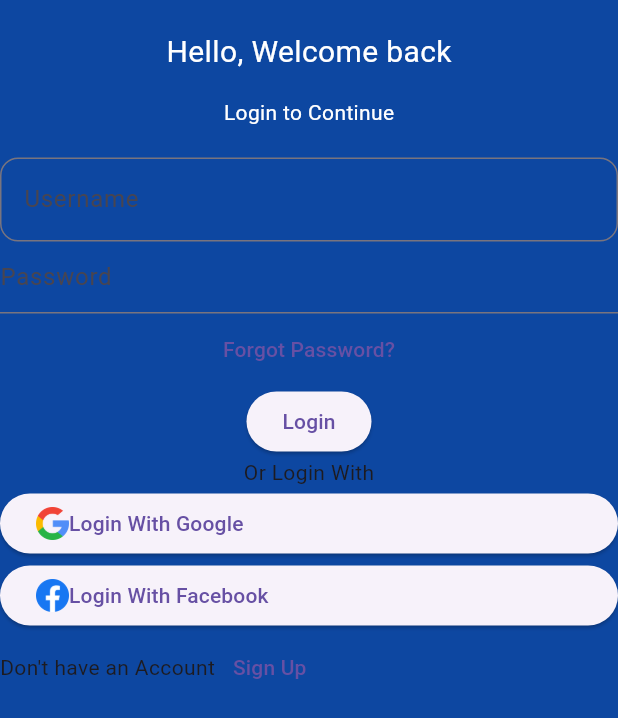
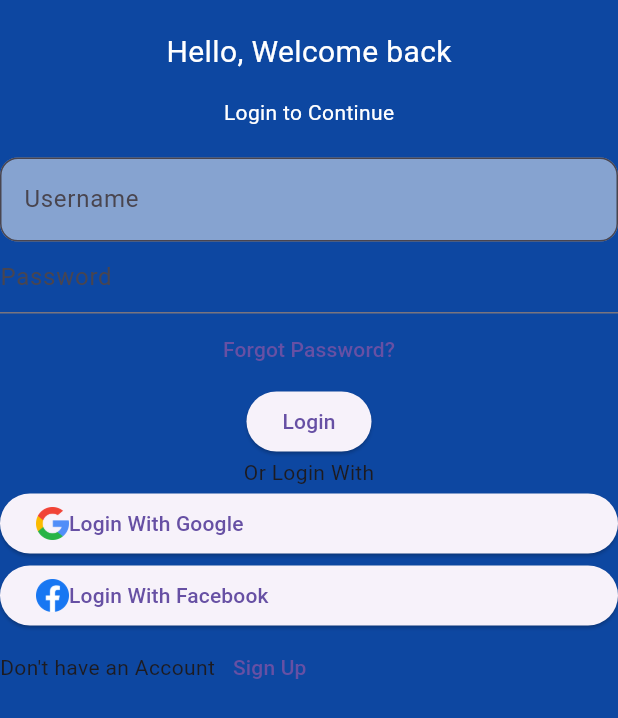
Before and after one commit to Sahan-g/FoodSharingApp, a Flutter app: the screen it shows after launch, on a phone screen of 412 x 824 dp. Shown: the top 718 px of the screen. Run offline on Flutter 3.47's test engine with Material 3 defaults, Android fonts, the light colour scheme and no system bars.

Commit message:
login ui

```diff
--- a/lib/login_page.dart
+++ b/lib/login_page.dart
@@ -33,11 +33,14 @@ class LoginPage extends StatelessWidget {
               const SizedBox(
                 height: 20,
               ),
-              const TextField(
+              TextField(
                 decoration: InputDecoration(
                   hintText: "Username",
-                  border: OutlineInputBorder(
-                      borderRadius: BorderRadius.all(Radius.circular(12))),
+                  border: const OutlineInputBorder(
+                    borderRadius: BorderRadius.all(Radius.circular(12)),
+                  ),
+                  filled: true,
+                  fillColor: Colors.white.withOpacity(0.5),
                 ),
               ),
               const TextField(
```
